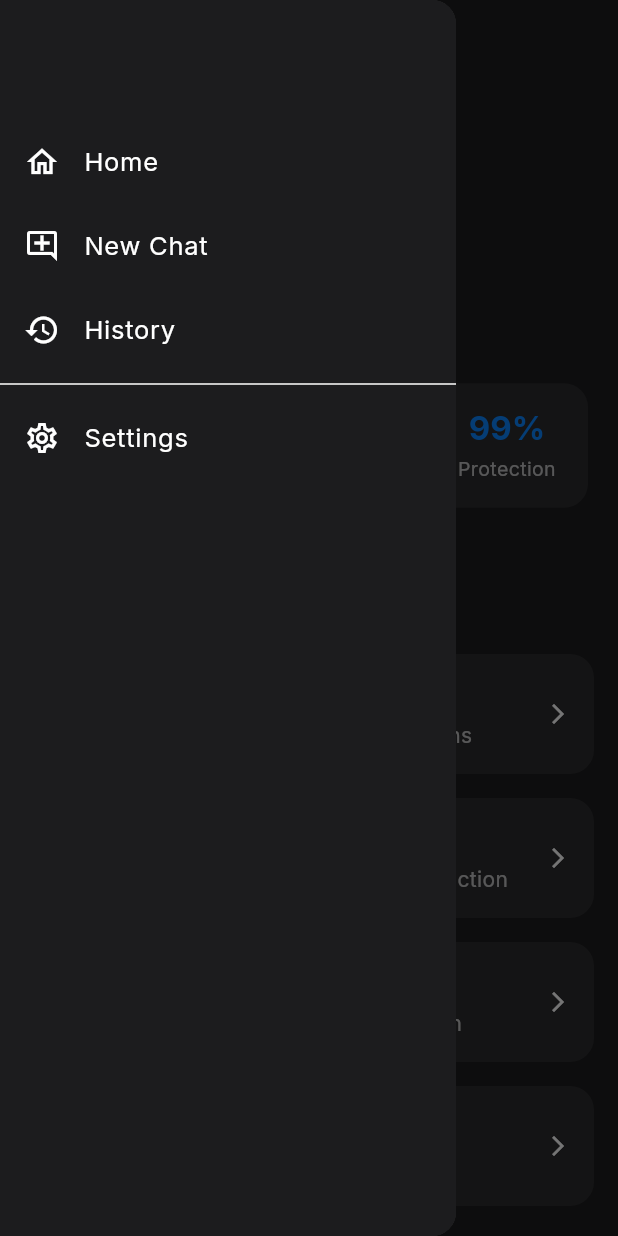
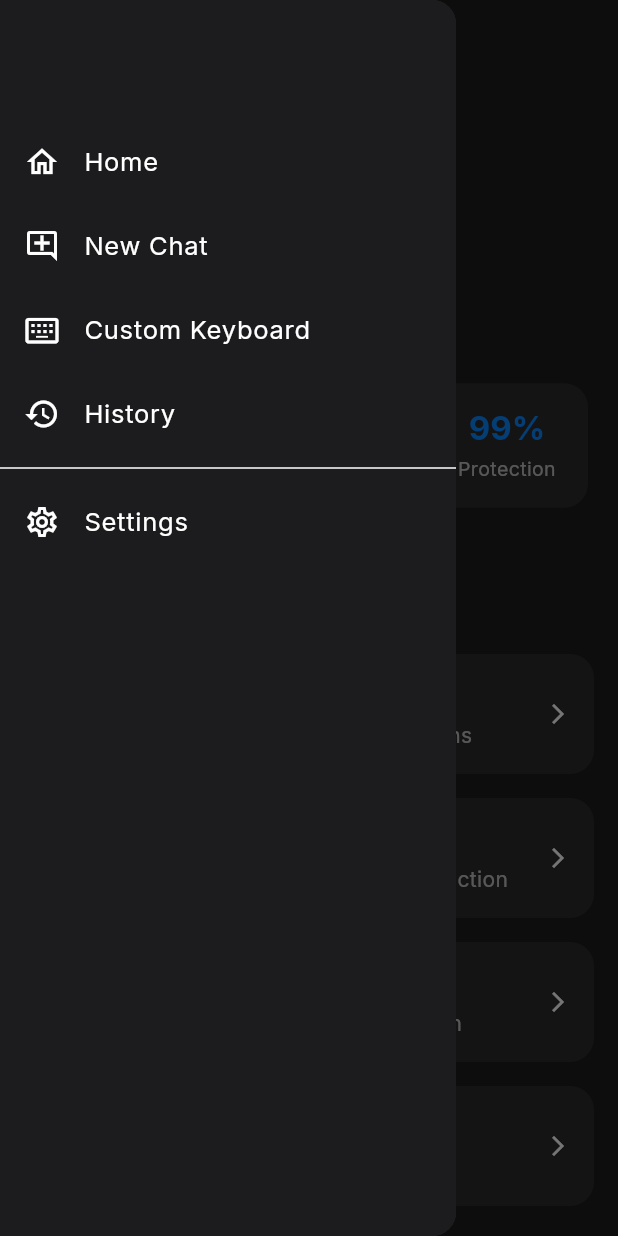
Before and after one commit to streminiai/streminiai, a Flutter app: the screen it shows after launch, with the side drawer open, on a phone screen of 412 x 824 dp. Run offline on Flutter 3.47's test engine with Material 3 defaults, Android fonts, the phone set to English and light mode, and no system bars; our stand-ins replace google_fonts, image_picker.

Commit message:
feat: Add Custom Keyboard UI for direct paste

```diff
--- a/lib/routing/app_router.dart
+++ b/lib/routing/app_router.dart
@@ -1,8 +1,9 @@
 
 import 'package:flutter/material.dart';
-import 'package:stremniapp/screens/home_screen.dart'; // Importing the new Home Screen
+import 'package:stremniapp/screens/home_screen.dart';
 import 'package:stremniapp/screens/screen_analyzer_screen.dart';
 import 'package:stremniapp/widgets/app_drawer.dart';
+import 'package:stremniapp/screens/custom_keyboard_screen.dart'; // Will be created
 
 // Placeholder screens for other features
 class VoiceControlScreen extends StatelessWidget {
@@ -42,6 +43,7 @@ class AppRouter {
   static const String analyzer = '/analyzer';
   static const String autoTask = '/auto_task';
   static const String bodyguard = '/bodyguard';
+  static const String keyboard = '/keyboard'; // New route
 
   static Route<dynamic> generateRoute(RouteSettings settings) {
     Widget screen;
@@ -50,7 +52,7 @@ class AppRouter {
         screen = const VoiceControlScreen();
         break;
       case home:
-        screen = const HomeScreen(); // Using the new, real HomeScreen
+        screen = const HomeScreen();
         break;
       case analyzer:
         screen = const ScreenAnalyzerScreen();
@@ -60,6 +62,9 @@ class AppRouter {
         break;
       case bodyguard:
         screen = const DigitalBodyguardScreen();
+        break;
+      case keyboard:
+        screen = const CustomKeyboardScreen(); // New screen
         break;
       default:
         screen = Scaffold(
--- a/lib/widgets/app_drawer.dart
+++ b/lib/widgets/app_drawer.dart
@@ -7,7 +7,6 @@ class AppDrawer extends StatelessWidget {
 
   @override
   Widget build(BuildContext context) {
-    // Getting the current route to highlight the active item
     final currentRoute = ModalRoute.of(context)?.settings.name;
 
     return Drawer(
@@ -17,28 +16,26 @@ class AppDrawer extends StatelessWidget {
           padding: EdgeInsets.zero,
           children: [
             const SizedBox(height: 80), // Spacer for status bar and header
-            ListTile(
-              leading: const Icon(Icons.home_outlined),
-              title: const Text('Home'),
-              selected: currentRoute == AppRouter.home,
-              onTap: () {
-                Navigator.pop(context); // Close the drawer
-                if (currentRoute != AppRouter.home) {
-                  Navigator.pushReplacementNamed(context, AppRouter.home);
-                }
-              },
+            _buildDrawerItem(
+              context: context,
+              icon: Icons.home_outlined,
+              title: 'Home',
+              route: AppRouter.home,
+              currentRoute: currentRoute,
             ),
-            ListTile(
-              leading: const Icon(Icons.add_comment_outlined),
-              title: const Text('New Chat'),
-              // Example of how to handle selection
-              selected: currentRoute == AppRouter.analyzer, // Assuming new chat is analyzer screen
-              onTap: () {
-                Navigator.pop(context);
-                if (currentRoute != AppRouter.analyzer) {
-                  Navigator.pushReplacementNamed(context, AppRouter.analyzer);
-                }
-              },
+            _buildDrawerItem(
+              context: context,
+              icon: Icons.add_comment_outlined,
+              title: 'New Chat',
+              route: AppRouter.analyzer, // Assuming new chat is analyzer screen
+              currentRoute: currentRoute,
+            ),
+            _buildDrawerItem(
+              context: context,
+              icon: Icons.keyboard_alt_outlined, // New Icon
+              title: 'Custom Keyboard',       // New Title
+              route: AppRouter.keyboard,        // New Route
+              currentRoute: currentRoute,
             ),
             ListTile(
               leading: const Icon(Icons.history_outlined),
@@ -64,4 +61,26 @@ class AppDrawer extends StatelessWidget {
       ),
     );
   }
+
+  // Helper method to reduce code duplication
+  Widget _buildDrawerItem({
+    required BuildContext context,
+    required IconData icon,
+    required String title,
+    required String route,
+    required String? currentRoute,
+  }) {
+    final isSelected = currentRoute == route;
+    return ListTile(
+      leading: Icon(icon),
+      title: Text(title),
+      selected: isSelected,
+      onTap: () {
+        Navigator.pop(context); // Close the drawer
+        if (!isSelected) {
+          Navigator.pushReplacementNamed(context, route);
+        }
+      },
+    );
+  }
 }
```
Also changed, not shown: lib/screens/custom_keyboard_screen.dart (added, +101 -0 lines).
